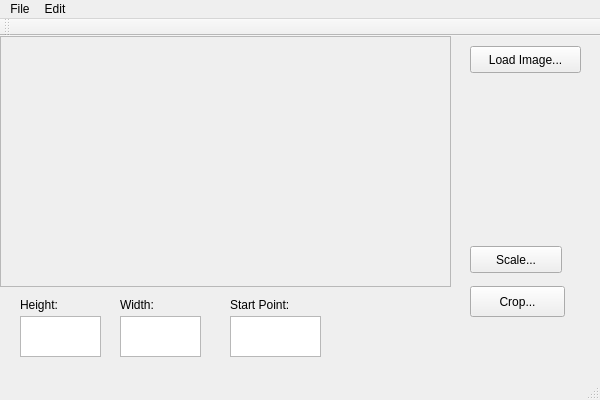
Old version of the form trabalho2/mainwindow.ui in the repository Mendelev/cg-ufrj-2011.
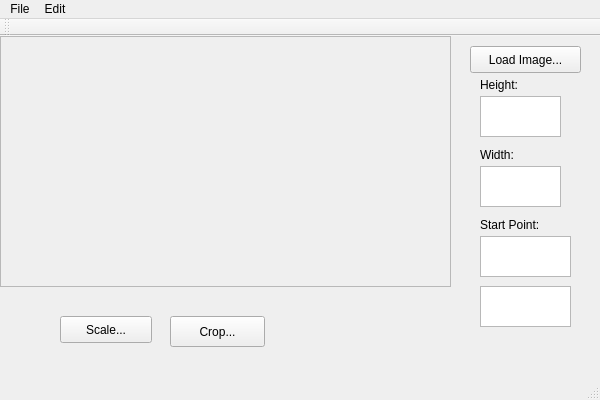
New version of the form.

The edit to the form file:
```diff
--- a/trabalho2/mainwindow.ui
+++ b/trabalho2/mainwindow.ui
@@ -80,8 +80,8 @@
    <widget class="QPushButton" name="btnScaleImage">
     <property name="geometry">
      <rect>
-      <x>470</x>
-      <y>210</y>
+      <x>60</x>
+      <y>280</y>
       <width>92</width>
       <height>27</height>
      </rect>
@@ -93,8 +93,8 @@
    <widget class="QLabel" name="lblWidth">
     <property name="geometry">
      <rect>
-      <x>120</x>
-      <y>260</y>
+      <x>480</x>
+      <y>110</y>
       <width>59</width>
       <height>17</height>
      </rect>
@@ -106,8 +106,8 @@
    <widget class="QLabel" name="lblHeight">
     <property name="geometry">
      <rect>
-      <x>20</x>
-      <y>260</y>
+      <x>480</x>
+      <y>40</y>
       <width>59</width>
       <height>17</height>
      </rect>
@@ -119,8 +119,8 @@
    <widget class="QPlainTextEdit" name="txtWidth">
     <property name="geometry">
      <rect>
-      <x>120</x>
-      <y>280</y>
+      <x>480</x>
+      <y>130</y>
       <width>81</width>
       <height>41</height>
      </rect>
@@ -129,8 +129,8 @@
    <widget class="QPlainTextEdit" name="txtHeight">
     <property name="geometry">
      <rect>
-      <x>20</x>
-      <y>280</y>
+      <x>480</x>
+      <y>60</y>
       <width>81</width>
       <height>41</height>
      </rect>
@@ -139,8 +139,8 @@
    <widget class="QPushButton" name="btnCropImage">
     <property name="geometry">
      <rect>
-      <x>470</x>
-      <y>250</y>
+      <x>170</x>
+      <y>280</y>
       <width>95</width>
       <height>31</height>
      </rect>
@@ -152,8 +152,8 @@
    <widget class="QPlainTextEdit" name="txtStartPoint">
     <property name="geometry">
      <rect>
-      <x>230</x>
-      <y>280</y>
+      <x>480</x>
+      <y>200</y>
       <width>91</width>
       <height>41</height>
      </rect>
@@ -162,8 +162,8 @@
    <widget class="QLabel" name="lblStartPoint">
     <property name="geometry">
      <rect>
-      <x>230</x>
-      <y>260</y>
+      <x>480</x>
+      <y>180</y>
       <width>91</width>
       <height>17</height>
      </rect>
@@ -172,6 +172,16 @@
      <string>Start Point:</string>
     </property>
    </widget>
+   <widget class="QPlainTextEdit" name="txtStartPointY">
+    <property name="geometry">
+     <rect>
+      <x>480</x>
+      <y>250</y>
+      <width>91</width>
+      <height>41</height>
+     </rect>
+    </property>
+   </widget>
   </widget>
   <widget class="QMenuBar" name="menuBar">
    <property name="geometry">
```
Left out of the diff: 10 changed lines with no effect on the pictures.
